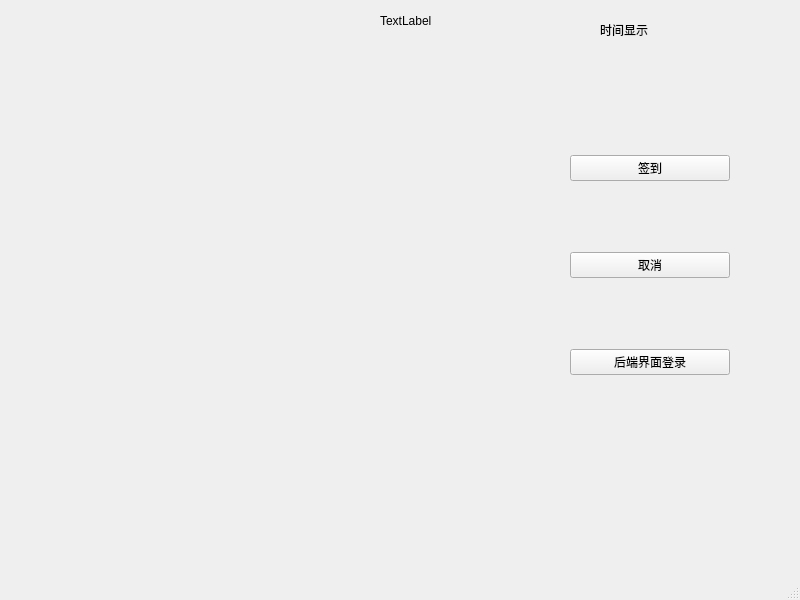
This is CDSignInSystem/mainwindow.ui in ClearDewy/CDSignInSystem as Qt 5 draws it before an edit. The edited form follows.
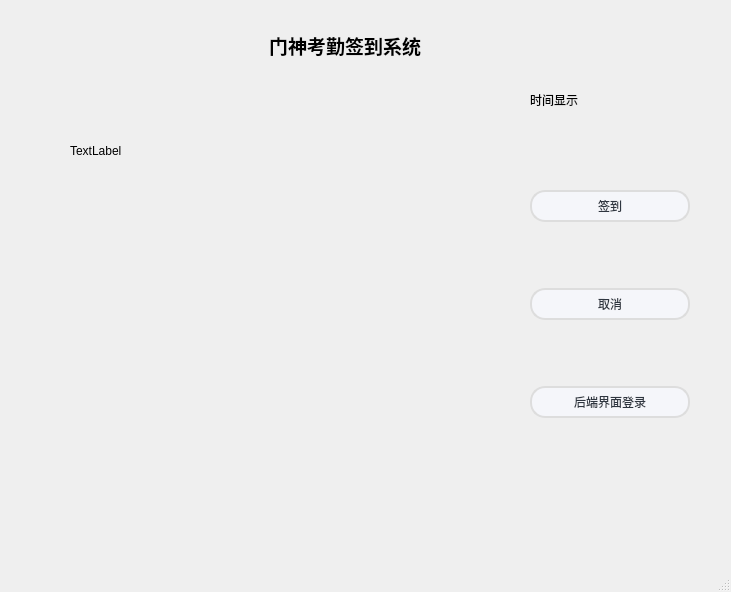
This is the edited form. Icons and pictures are not drawn.

What changed in the file:
```diff
--- a/CDSignInSystem/mainwindow.ui
+++ b/CDSignInSystem/mainwindow.ui
@@ -6,8 +6,8 @@
    <rect>
     <x>0</x>
     <y>0</y>
-    <width>800</width>
-    <height>600</height>
+    <width>731</width>
+    <height>592</height>
    </rect>
   </property>
   <property name="windowTitle">
@@ -17,10 +17,10 @@
    <widget class="QLabel" name="videoLable">
     <property name="geometry">
      <rect>
-      <x>280</x>
-      <y>90</y>
-      <width>271</width>
-      <height>291</height>
+      <x>230</x>
+      <y>140</y>
+      <width>231</width>
+      <height>311</height>
      </rect>
     </property>
     <property name="styleSheet">
@@ -33,8 +33,8 @@
    <widget class="QLabel" name="messageLabel">
     <property name="geometry">
      <rect>
-      <x>380</x>
-      <y>10</y>
+      <x>70</x>
+      <y>140</y>
       <width>81</width>
       <height>21</height>
      </rect>
@@ -46,8 +46,8 @@
    <widget class="QWidget" name="verticalLayoutWidget">
     <property name="geometry">
      <rect>
-      <x>570</x>
-      <y>90</y>
+      <x>530</x>
+      <y>130</y>
       <width>160</width>
       <height>351</height>
      </rect>
@@ -55,6 +55,41 @@
     <layout class="QVBoxLayout" name="verticalLayout">
      <item>
       <widget class="QPushButton" name="SignIn">
+       <property name="styleSheet">
+        <string notr="true">/**正常情况下样式**/
+QPushButton{
+	font: 10pt &quot;微软雅黑&quot;;
+    color: #2f3640;
+    background-color: #f5f6fa;
+    border-color: #DDDDDD;
+    border-radius: 15px;
+    border-style: solid;
+    border-width: 2px;
+    padding: 5px;
+}
+
+/**鼠标停留在按钮上的样式**/
+QPushButton::hover{	
+    color: #6ec0ff;
+    background-color: #e5f7ff;
+    border-color: #94d6ff;
+}
+
+/**鼠标按压下去的样式**/
+QPushButton::pressed,QPushButton::checked{
+    color: #6ec0ff;
+    background-color: #e5f7ff;
+    border-color: #4cabff; 
+}
+
+/**按钮失能情况下样式**/
+QPushButton::disabled{
+    color: #FFFFFF;
+    background-color: #dcdde1;
+    border-color: #dcdde1;
+}
+</string>
+       </property>
        <property name="text">
         <string>签到</string>
        </property>
@@ -62,6 +97,41 @@
      </item>
      <item>
       <widget class="QPushButton" name="cancelButton">
+       <property name="styleSheet">
+        <string notr="true">/**正常情况下样式**/
+QPushButton{
+	font: 10pt &quot;微软雅黑&quot;;
+    color: #2f3640;
+    background-color: #f5f6fa;
+    border-color: #DDDDDD;
+    border-radius: 15px;
+    border-style: solid;
+    border-width: 2px;
+    padding: 5px;
+}
+
+/**鼠标停留在按钮上的样式**/
+QPushButton::hover{	
+    color: #DDDDDD;
+    background-color: #e5f7ff;
+    border-color: #DDDDDD;
+}
+
+/**鼠标按压下去的样式**/
+QPushButton::pressed,QPushButton::checked{
+    color: #AAAAAA;
+    background-color: #e5f7ff;
+    border-color: #AAAAAA; 
+}
+
+/**按钮失能情况下样式**/
+QPushButton::disabled{
+    color: #FFFFFF;
+    background-color: #dcdde1;
+    border-color: #dcdde1;
+}
+</string>
+       </property>
        <property name="text">
         <string>取消</string>
        </property>
@@ -69,6 +139,41 @@
      </item>
      <item>
       <widget class="QPushButton" name="LogIn">
+       <property name="styleSheet">
+        <string notr="true">/**正常情况下样式**/
+QPushButton{
+	font: 10pt &quot;微软雅黑&quot;;
+    color: #2f3640;
+    background-color: #f5f6fa;
+    border-color: #DDDDDD;
+    border-radius: 15px;
+    border-style: solid;
+    border-width: 2px;
+    padding: 5px;
+}
+
+/**鼠标停留在按钮上的样式**/
+QPushButton::hover{	
+    color: #6ec0ff;
+    background-color: #e5f7ff;
+    border-color: #94d6ff;
+}
+
+/**鼠标按压下去的样式**/
+QPushButton::pressed,QPushButton::checked{
+    color: #6ec0ff;
+    background-color: #e5f7ff;
+    border-color: #4cabff; 
+}
+
+/**按钮失能情况下样式**/
+QPushButton::disabled{
+    color: #FFFFFF;
+    background-color: #dcdde1;
+    border-color: #dcdde1;
+}
+</string>
+       </property>
        <property name="text">
         <string>后端界面登录</string>
        </property>
@@ -79,8 +184,8 @@
    <widget class="QLabel" name="Time">
     <property name="geometry">
      <rect>
-      <x>600</x>
-      <y>20</y>
+      <x>530</x>
+      <y>90</y>
       <width>191</width>
       <height>20</height>
      </rect>
@@ -89,21 +194,24 @@
      <string>时间显示</string>
     </property>
    </widget>
-   <widget class="QLabel" name="Frame1">
+   <widget class="QWidget" name="verticalLayoutWidget_2">
     <property name="geometry">
      <rect>
-      <x>210</x>
-      <y>60</y>
-      <width>341</width>
-      <height>351</height>
+      <x>140</x>
+      <y>20</y>
+      <width>411</width>
+      <height>51</height>
      </rect>
     </property>
-    <property name="styleSheet">
-     <string notr="true">image: url(:/new/Img/3.png);</string>
-    </property>
-    <property name="text">
-     <string/>
-    </property>
+    <layout class="QVBoxLayout" name="verticalLayout_2">
+     <item alignment="Qt::AlignHCenter">
+      <widget class="QLabel" name="label">
+       <property name="text">
+        <string>&lt;html&gt;&lt;head/&gt;&lt;body&gt;&lt;p&gt;&lt;span style=&quot; font-size:14pt; font-weight:700;&quot;&gt;门神考勤签到系统&lt;/span&gt;&lt;/p&gt;&lt;/body&gt;&lt;/html&gt;</string>
+       </property>
+      </widget>
+     </item>
+    </layout>
    </widget>
   </widget>
   <widget class="QMenuBar" name="menubar">
```
Left out of the diff: 4 changed lines with no effect on the pictures.
